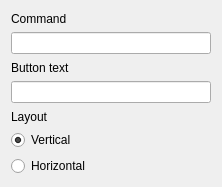
Old version of the form wliotproxy-src/libwliotproxy-ui-config/ControlSettingsEdit.ui in the repository ooolms/wl_iot_framework.
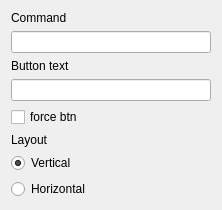
New version of the form.

Commit message: * arduino lib: support for flash mem strings; control ui fixes

The edit to the form file:
```diff
--- a/wliotproxy-src/libwliotproxy-ui-config/ControlSettingsEdit.ui
+++ b/wliotproxy-src/libwliotproxy-ui-config/ControlSettingsEdit.ui
@@ -34,6 +34,13 @@
    <item>
     <widget class="QLineEdit" name="buttonTextEdit"/>
    </item>
+   <item>
+    <widget class="QCheckBox" name="forceControlBtn">
+     <property name="text">
+      <string>force btn</string>
+     </property>
+    </widget>
+   </item>
    <item>
     <widget class="QLabel" name="label">
      <property name="text">
```
The commit also changes 31 other files.
